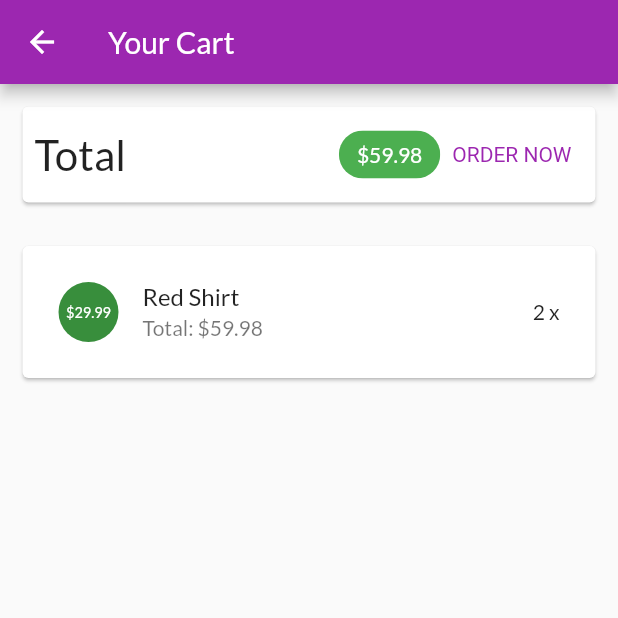
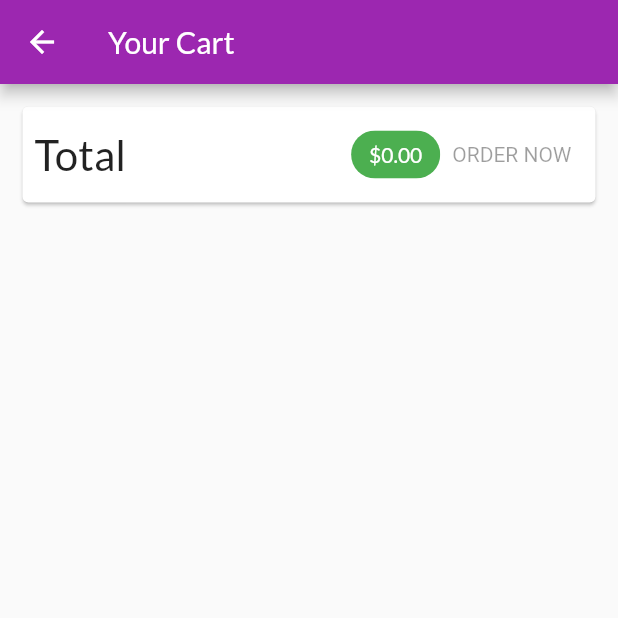
Before and after one commit to lethanhdat0611/origin, a Flutter app: the CartScreen screen opened by its route, after a tap on "ORDER NOW", on a phone screen of 412 x 824 dp, the top half of it. Run offline on Flutter 3.47's test engine with Material 2 defaults, Android fonts, the phone set to English and light mode, and no system bars.

Commit message:
Quan ly trang thai voi provider - OrdersManager

```diff
--- a/myshop/lib/main.dart
+++ b/myshop/lib/main.dart
@@ -21,10 +21,10 @@ class MyApp extends StatelessWidget {
     return MultiProvider(
       providers: [
           ChangeNotifierProvider(
-            create: (ctx) => ProductsManager(),
+            create: (ctx) => CartManager(),
           ),
           ChangeNotifierProvider(
-            create: (ctx) => CartManager(),
+            create: (ctx) => OrdersManager(),
             ),
       ],
       child: MaterialApp(
--- a/myshop/lib/ui/cart/cart_screen.dart
+++ b/myshop/lib/ui/cart/cart_screen.dart
@@ -4,6 +4,7 @@ import 'cart_manager.dart';
 import 'cart_item_card.dart';
 import 'package:provider/provider.dart';
 import 'package:provider/provider.dart';
+import '../orders/order_manager.dart';
 
 class CartScreen extends StatelessWidget {
   static const routeName = '/cart';
@@ -65,14 +66,21 @@ class CartScreen extends StatelessWidget {
       backgroundColor: Theme. of (context).primaryColor,
     ),
       TextButton(
-      onPressed: () {
-        print('An order has been added');
-      },
-      style: TextButton.styleFrom(
-        textStyle: TextStyle(color: Theme.of(context).primaryColor),
-      ),
-      child: const Text('ORDER NOW'),
-      )
+        onPressed: cart.totalAmount <= 0
+        ? null
+        : () {
+          context.read<OrdersManager>().addOrder(
+            cart.products,
+            cart.totalAmount,
+          );
+          cart.clear();
+          },
+          style: TextButton.styleFrom(
+            textStyle:
+            TextStyle(color: Theme.of(context).primaryColor),
+          ),
+        child: const Text('ORDER NOW'),
+        ),
       ],
     ),
     ),
--- a/myshop/lib/ui/orders/order_manager.dart
+++ b/myshop/lib/ui/orders/order_manager.dart
@@ -26,4 +26,16 @@ class OrdersManager with  ChangeNotifier {
   List<OrderItem> get orders {
     return [..._orders];
   }
+  void addOrder(List<CartItem> cartProducts, double total) async{
+    _orders.insert(
+      0,
+      OrderItem(
+        id: 'o${DateTime.now().toIso8601String()}',
+        amount: total,
+        products: cartProducts,
+        dateTime: DateTime.now(),
+      ),
+    );
+    notifyListeners();
+  }
 }
```
Also changed, not shown: myshop/lib/ui/orders/orders_screen.dart (+13 -7 lines).
